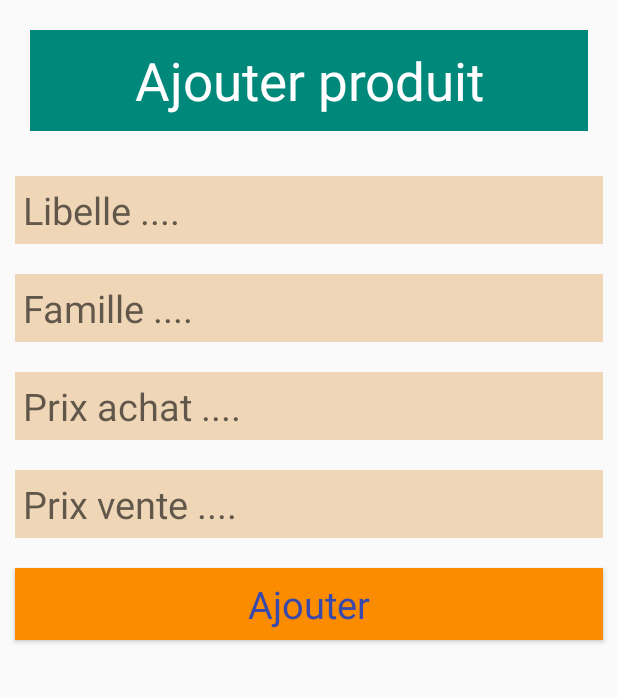
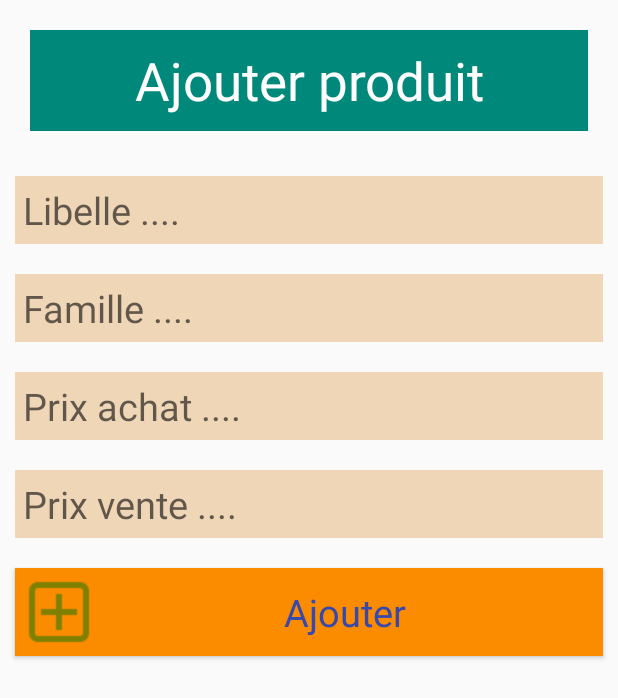
Before and after one commit to lamnaourm/CorrectionExerciceSQLite201, an Android app: the AddProduit screen opened directly, with no data from a screen before it, on a phone screen of 412 x 824 dp. Shown: the top 698 px of the screen. Run offline under Robolectric (Android 15) with nearby library versions, the phone set to English and light mode, and no system bars.

Commit message:
Ajouter icone ajouter produit

```diff
--- a/app/src/main/res/layout/activity_add_produit.xml
+++ b/app/src/main/res/layout/activity_add_produit.xml
@@ -37,6 +37,7 @@
     <Button
         style="@style/btnMenu"
         android:text="Ajouter"
+        android:drawableLeft="@drawable/add"
         android:onClick="ajouterProduit"/>
 
 </LinearLayout>
```
Also changed, not shown: app/src/main/res/drawable/add.png (added).
